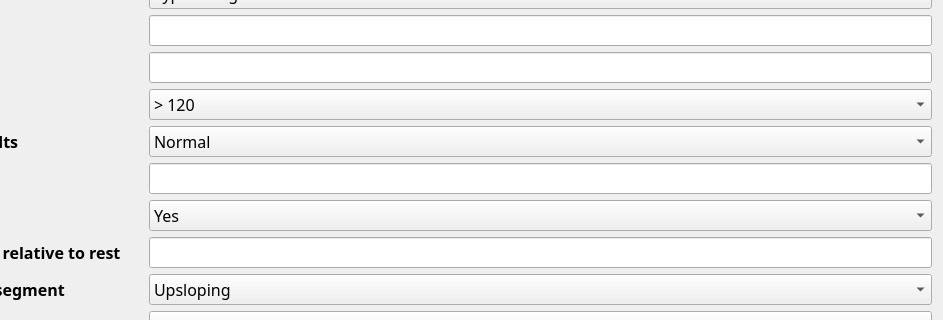
This is src/main.ui in constandinos/heart-disease as Qt 5 draws it before an edit; both pictures show x 282 to 1225 and y 361 to 681 of the 1225 by 966 pixel window. The edited form follows.
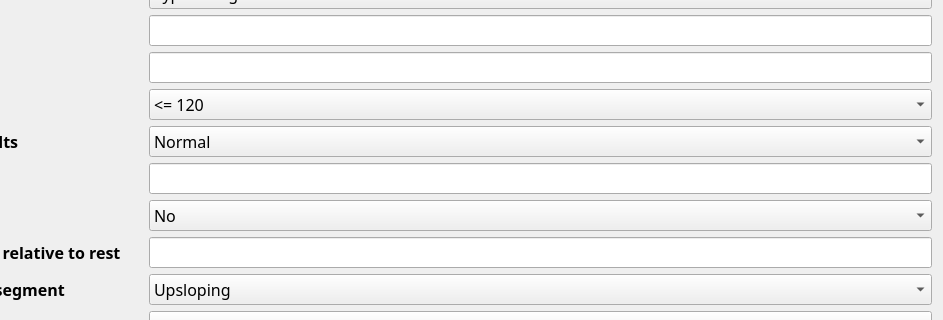
This is the edited form. Icons and pictures are not drawn.

What changed in the file:
```diff
--- a/src/main.ui
+++ b/src/main.ui
@@ -343,11 +343,6 @@
            <pointsize>12</pointsize>
           </font>
          </property>
-         <item>
-          <property name="text">
-           <string>&gt; 120</string>
-          </property>
-         </item>
          <item>
           <property name="text">
            <string>&lt;= 120</string>
@@ -398,11 +393,6 @@
            <pointsize>12</pointsize>
           </font>
          </property>
-         <item>
-          <property name="text">
-           <string>Yes</string>
-          </property>
-         </item>
          <item>
           <property name="text">
            <string>No</string>
```
Left out of the diff: 10 changed lines with no effect on the pictures.
